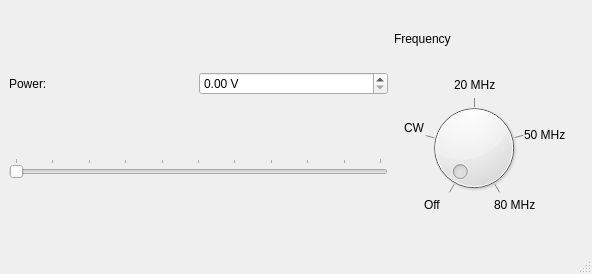
Above: src/qudi/gui/laser/laser_controller.ui from tugatoconhelado/Qoptics_exp before the change. Below: the same form after it.
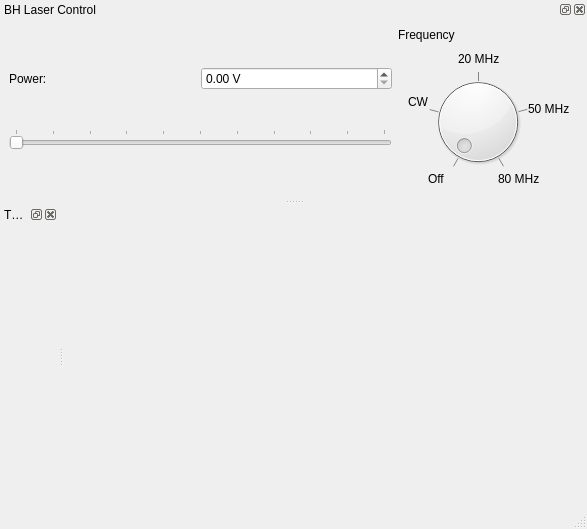
That is the form after the change.

```diff
--- a/src/qudi/gui/laser/laser_controller.ui
+++ b/src/qudi/gui/laser/laser_controller.ui
@@ -6,15 +6,36 @@
    <rect>
     <x>0</x>
     <y>0</y>
-    <width>592</width>
-    <height>274</height>
+    <width>587</width>
+    <height>529</height>
    </rect>
   </property>
   <property name="windowTitle">
    <string>MainWindow</string>
   </property>
   <widget class="QWidget" name="centralwidget">
-   <layout class="QHBoxLayout" name="horizontalLayout_2" stretch="2,1">
+   <layout class="QHBoxLayout" name="horizontalLayout_2" stretch=""/>
+  </widget>
+  <widget class="QMenuBar" name="menubar">
+   <property name="geometry">
+    <rect>
+     <x>0</x>
+     <y>0</y>
+     <width>587</width>
+     <height>21</height>
+    </rect>
+   </property>
+  </widget>
+  <widget class="QStatusBar" name="statusbar"/>
+  <widget class="QDockWidget" name="dockWidget">
+   <property name="windowTitle">
+    <string>BH Laser Control</string>
+   </property>
+   <attribute name="dockWidgetArea">
+    <number>4</number>
+   </attribute>
+   <widget class="QWidget" name="dockWidgetContents">
+    <layout class="QHBoxLayout" name="horizontalLayout" stretch="7,2">
     <item>
      <layout class="QVBoxLayout" name="power_layout" stretch="1,1">
       <property name="spacing">
@@ -86,6 +107,21 @@
       </item>
       <item>
        <widget class="QWidget" name="laser_frequency_widget" native="true">
+         <property name="minimumSize">
+          <size>
+           <width>180</width>
+           <height>148</height>
+          </size>
+         </property>
+         <property name="baseSize">
+          <size>
+           <width>271</width>
+           <height>160</height>
+          </size>
+         </property>
+         <property name="focusPolicy">
+          <enum>Qt::TabFocus</enum>
+         </property>
         <widget class="QDial" name="frequency_dial">
          <property name="geometry">
           <rect>
@@ -179,17 +215,16 @@
     </item>
    </layout>
   </widget>
-  <widget class="QMenuBar" name="menubar">
-   <property name="geometry">
-    <rect>
-     <x>0</x>
-     <y>0</y>
-     <width>592</width>
-     <height>21</height>
-    </rect>
+  </widget>
+  <widget class="QDockWidget" name="dockWidget_2">
+   <property name="windowTitle">
+    <string>Thorlans LDC202C Control</string>
    </property>
+   <attribute name="dockWidgetArea">
+    <number>1</number>
+   </attribute>
+   <widget class="QWidget" name="dockWidgetContents_2"/>
   </widget>
-  <widget class="QStatusBar" name="statusbar"/>
  </widget>
  <resources/>
  <connections/>
```
Lines whose indentation alone changed are shown as unchanged.
